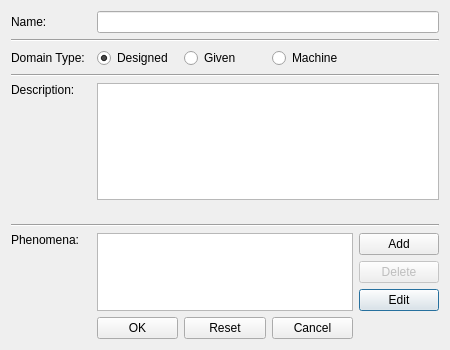
Above: editdomain.ui from mtkloepf/ProF before the change. Below: the same form after it.
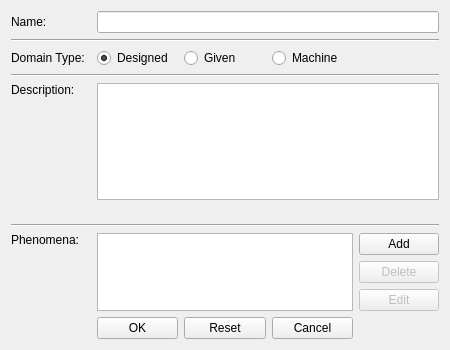
That is the form after the change.

Commit message: Changed edit domain dialog constructor to take in references to domain info. Because of that, we don't need to call any functions in editdomain directly. These functions are now private. Removed set() functions for domain info since it comes in the constructor now. No longer emits signals for data changes either. Phenomena now have private members, so we need to call get() in editdomain now.

Patch:
```diff
--- a/editdomain.ui
+++ b/editdomain.ui
@@ -20,7 +20,7 @@
    <item row="17" column="5">
     <widget class="QPushButton" name="editPhenomenon">
      <property name="enabled">
-      <bool>true</bool>
+      <bool>false</bool>
      </property>
      <property name="text">
       <string>Edit</string>
```
The commit also changes 2 other files.
